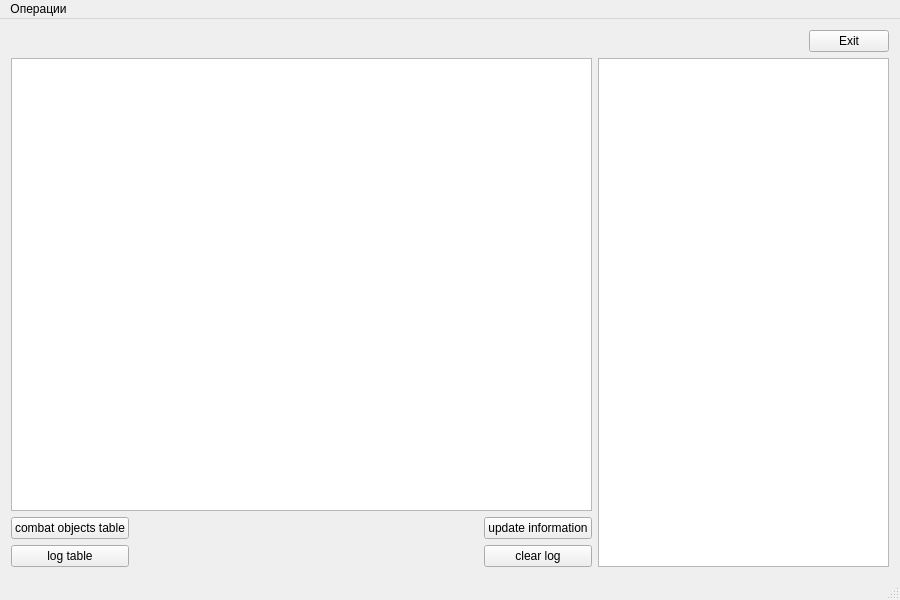
Qt form BM/mainwindow.ui (Zioba/MBU-BM) before a commit.
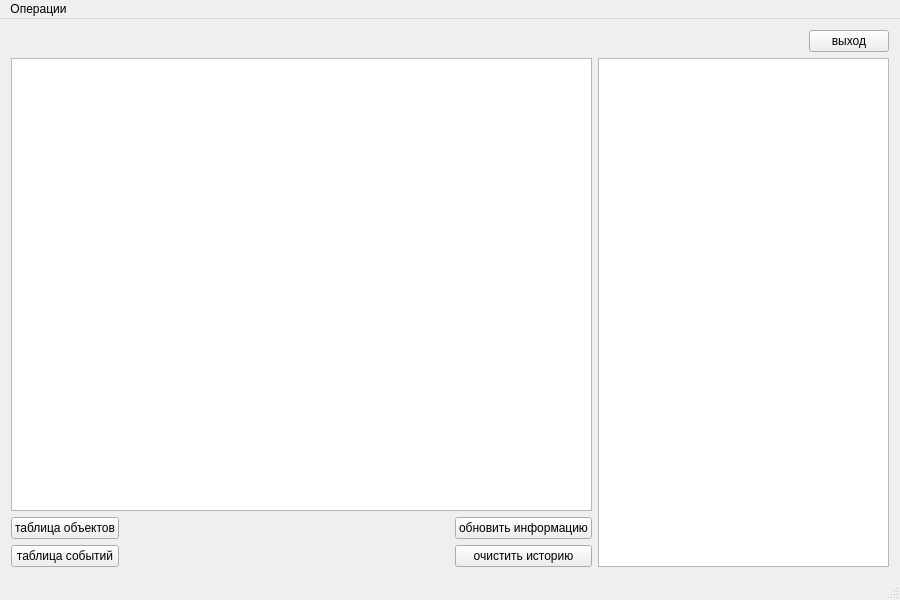
The same form after that commit.

```diff
--- a/BM/mainwindow.ui
+++ b/BM/mainwindow.ui
@@ -33,7 +33,7 @@
       <item>
        <widget class="QPushButton" name="exitButton">
         <property name="text">
-         <string>Exit</string>
+         <string>выход</string>
         </property>
        </widget>
       </item>
@@ -51,14 +51,14 @@
           <item>
            <widget class="QPushButton" name="combObjTableBut">
             <property name="text">
-             <string>combat objects table</string>
+             <string>таблица объектов</string>
             </property>
            </widget>
           </item>
           <item>
            <widget class="QPushButton" name="logTableBut_3">
             <property name="text">
-             <string>log table</string>
+             <string>таблица событий</string>
             </property>
            </widget>
           </item>
@@ -82,14 +82,14 @@
           <item>
            <widget class="QPushButton" name="updBut">
             <property name="text">
-             <string>update information</string>
+             <string>обновить информацию</string>
             </property>
            </widget>
           </item>
           <item>
            <widget class="QPushButton" name="clearBut">
             <property name="text">
-             <string>clear log</string>
+             <string>очистить историю</string>
             </property>
            </widget>
           </item>
```
